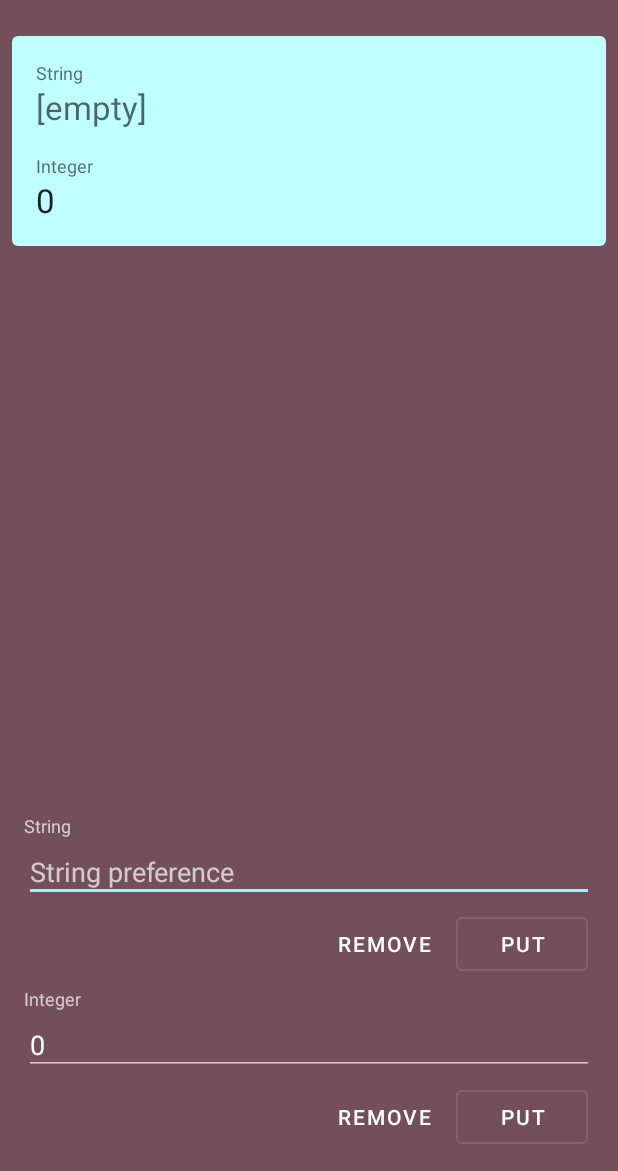
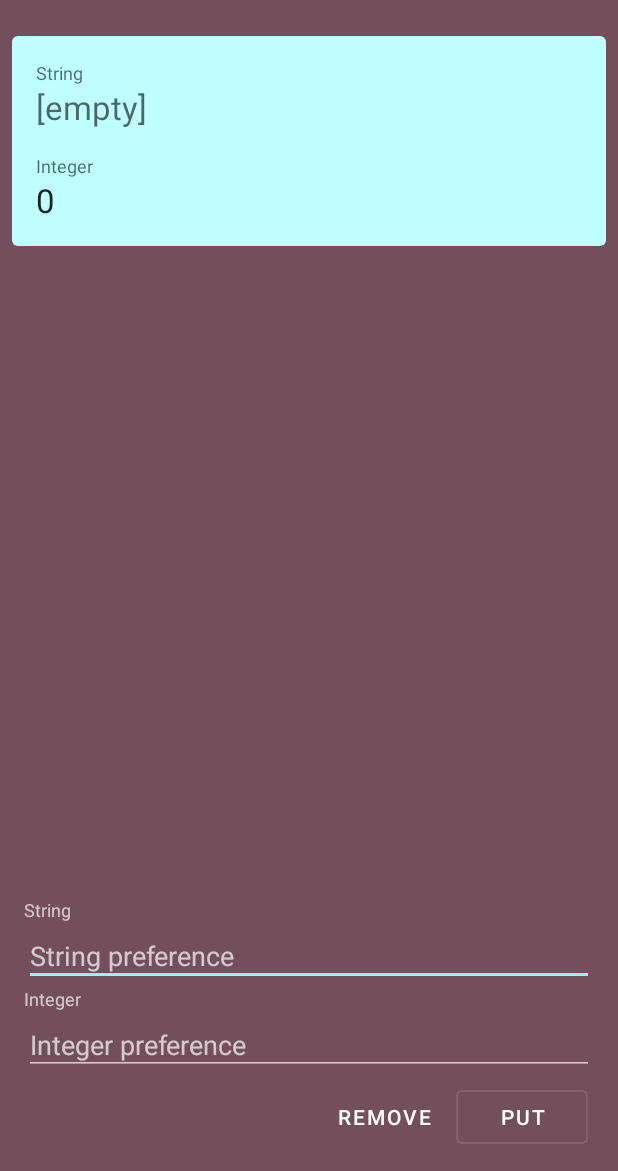
Before and after one commit to drewhamilton/RxPreferences, an Android app: the screen it shows after launch (MainActivity), after a tap on "REMOVE", on a phone screen of 412 x 824 dp, the part 65-1236 px from its top. Run offline under Robolectric (Android 15) with nearby library versions, the phone set to English and light mode, and no system bars; our stand-ins replace RxJava.

Commit message:
Use extension to edit both example preferences at once

```diff
--- a/app/src/main/java/drewhamilton/rxpreferences/example/edit/EditingFragment.kt
+++ b/app/src/main/java/drewhamilton/rxpreferences/example/edit/EditingFragment.kt
@@ -1,6 +1,8 @@
 package drewhamilton.rxpreferences.example.edit
 
 import android.os.Bundle
+import android.text.Editable
+import android.text.TextWatcher
 import android.view.LayoutInflater
 import android.view.View
 import android.view.ViewGroup
@@ -21,6 +23,15 @@ class EditingFragment : RxFragment() {
     super.onViewCreated(view, savedInstanceState)
     val editingViewModel = ViewModelProviders.of(this).get<EditingViewModel>()
 
+    integer.addTextChangedListener(object : TextWatcher {
+      override fun beforeTextChanged(s: CharSequence?, start: Int, count: Int, after: Int) {}
+      override fun onTextChanged(s: CharSequence?, start: Int, before: Int, count: Int) {}
+
+      override fun afterTextChanged(s: Editable?) {
+        putButton.isEnabled = s?.isNotEmpty() ?: false
+      }
+    })
+
     editingViewModel.getExampleString()
         .observeOn(AndroidSchedulers.mainThread())
         .subscribe { it -> string.setText(it) }
@@ -30,25 +41,13 @@ class EditingFragment : RxFragment() {
         .subscribe { it -> integer.setText(it.toString()) }
         .trackUntilDestroyView()
 
-    putString.setOnClickListener {
-      editingViewModel.setExampleString(string.text.toString())
+    putButton.setOnClickListener {
+      editingViewModel.setExampleValues(string.text.toString(), integer.text.toString().toInt())
           .subscribe()
           .trackUntilDestroyView()
     }
-    removeString.setOnClickListener {
-      editingViewModel.removeExampleString()
-          .observeOn(AndroidSchedulers.mainThread())
-          .subscribe { string.text = null }
-          .trackUntilDestroyView()
-    }
-
-    putInteger.setOnClickListener {
-      editingViewModel.setExampleInteger(integer.text.toString().toInt())
-          .subscribe()
-          .trackUntilDestroyView()
-    }
-    removeInteger.setOnClickListener {
-      editingViewModel.removeExampleInteger()
+    removeButton.setOnClickListener {
+      editingViewModel.removeExampleValues()
           .observeOn(AndroidSchedulers.mainThread())
           .subscribe { integer.text = null }
           .trackUntilDestroyView()
--- a/app/src/main/java/drewhamilton/rxpreferences/example/edit/EditingViewModel.kt
+++ b/app/src/main/java/drewhamilton/rxpreferences/example/edit/EditingViewModel.kt
@@ -10,13 +10,9 @@ class EditingViewModel(private val exampleRepository: MutableExampleRepository)
 
   fun getExampleString() = exampleRepository.getExampleString()
 
-  fun setExampleString(value: String) = exampleRepository.changeExampleString(value)
-
-  fun removeExampleString() = exampleRepository.removeExampleString()
-
   fun getExampleInteger() = exampleRepository.getExampleInt()
 
-  fun setExampleInteger(value: Int) = exampleRepository.changeExampleInt(value)
+  fun setExampleValues(string: String, int: Int) = exampleRepository.changeExampleValues(string, int)
 
-  fun removeExampleInteger() = exampleRepository.removeExampleInt()
+  fun removeExampleValues() = exampleRepository.removeExampleValues()
 }
--- a/app/src/main/java/drewhamilton/rxpreferences/example/edit/MutableExampleRepository.kt
+++ b/app/src/main/java/drewhamilton/rxpreferences/example/edit/MutableExampleRepository.kt
@@ -6,15 +6,13 @@ import drewhamilton.rxpreferences.example.observe.ExampleRepository
 
 class MutableExampleRepository(preferences: RxPreferences) : ExampleRepository(preferences) {
 
-  fun changeExampleString(value: String) = preferences.edit { putString(Keys.EXAMPLE_STRING, value) }
-      .subscribeOn(scheduler)!!
+  fun changeExampleValues(string: String, int: Int) = preferences.edit {
+    putString(Keys.EXAMPLE_STRING, string)
+    putInt(Keys.EXAMPLE_INT, int)
+  }.subscribeOn(scheduler)!!
 
-  fun removeExampleString() = preferences.edit { remove(Keys.EXAMPLE_STRING) }
-      .subscribeOn(scheduler)!!
-
-  fun changeExampleInt(value: Int) = preferences.edit { putInt(Keys.EXAMPLE_INT, value) }
-      .subscribeOn(scheduler)!!
-
-  fun removeExampleInt() = preferences.edit { remove(Keys.EXAMPLE_INT) }
-      .subscribeOn(scheduler)!!
+  fun removeExampleValues() = preferences.edit {
+    remove(Keys.EXAMPLE_STRING)
+    remove(Keys.EXAMPLE_INT)
+  }.subscribeOn(scheduler)!!
 }
--- a/app/src/main/res/layout/edit.xml
+++ b/app/src/main/res/layout/edit.xml
@@ -38,37 +38,9 @@
       app:layout_constraintStart_toStartOf="parent"
       app:layout_constraintEnd_toEndOf="parent"
       app:layout_constraintTop_toBottomOf="@+id/stringLabel"
-      app:layout_constraintBottom_toTopOf="@+id/putString"
+      app:layout_constraintBottom_toTopOf="@+id/integerLabel"
 
       tools:text="Fairly long test string spanning multiple lines" />
-
-  <com.google.android.material.button.MaterialButton
-      android:id="@+id/putString"
-      android:layout_width="wrap_content"
-      android:layout_height="wrap_content"
-      android:layout_margin="@dimen/spacing_button"
-
-      style="@style/PrimaryButton"
-
-      android:text="@string/put"
-
-      app:layout_constraintEnd_toEndOf="@+id/string"
-      app:layout_constraintTop_toBottomOf="@+id/string"
-      app:layout_constraintBottom_toTopOf="@+id/integerLabel" />
-
-  <com.google.android.material.button.MaterialButton
-      android:id="@+id/removeString"
-      android:layout_width="wrap_content"
-      android:layout_height="wrap_content"
-      android:layout_margin="@dimen/spacing_button"
-
-      style="@style/SecondaryButton"
-
-      android:text="@string/remove"
-
-      app:layout_constraintEnd_toStartOf="@+id/putString"
-      app:layout_constraintTop_toTopOf="@+id/putString"
-      app:layout_constraintBottom_toBottomOf="@+id/putString"/>
 
   <TextView
       android:id="@+id/integerLabel"
@@ -80,7 +52,7 @@
 
       app:layout_constraintStart_toStartOf="parent"
       app:layout_constraintEnd_toEndOf="parent"
-      app:layout_constraintTop_toBottomOf="@+id/putString"
+      app:layout_constraintTop_toBottomOf="@+id/string"
       app:layout_constraintBottom_toTopOf="@+id/integer" />
 
   <EditText
@@ -95,18 +67,19 @@
       app:layout_constraintStart_toStartOf="parent"
       app:layout_constraintEnd_toEndOf="parent"
       app:layout_constraintTop_toBottomOf="@+id/integerLabel"
-      app:layout_constraintBottom_toTopOf="@+id/putInteger"
+      app:layout_constraintBottom_toTopOf="@+id/putButton"
 
       tools:text="123" />
 
   <com.google.android.material.button.MaterialButton
-      android:id="@+id/putInteger"
+      android:id="@+id/putButton"
       android:layout_width="wrap_content"
       android:layout_height="wrap_content"
       android:layout_margin="@dimen/spacing_button"
 
       style="@style/PrimaryButton"
 
+      android:enabled="false"
       android:text="@string/put"
 
       app:layout_constraintEnd_toEndOf="@+id/integer"
@@ -114,7 +87,7 @@
       app:layout_constraintBottom_toBottomOf="parent" />
 
   <com.google.android.material.button.MaterialButton
-      android:id="@+id/removeInteger"
+      android:id="@+id/removeButton"
       android:layout_width="wrap_content"
       android:layout_height="wrap_content"
       android:layout_margin="@dimen/spacing_button"
@@ -123,8 +96,8 @@
 
       android:text="@string/remove"
 
-      app:layout_constraintEnd_toStartOf="@id/putString"
-      app:layout_constraintTop_toTopOf="@+id/putInteger"
-      app:layout_constraintBottom_toBottomOf="@+id/putInteger" />
+      app:layout_constraintEnd_toStartOf="@id/putButton"
+      app:layout_constraintTop_toTopOf="@+id/putButton"
+      app:layout_constraintBottom_toBottomOf="@+id/putButton" />
 
 </androidx.constraintlayout.widget.ConstraintLayout>
```
